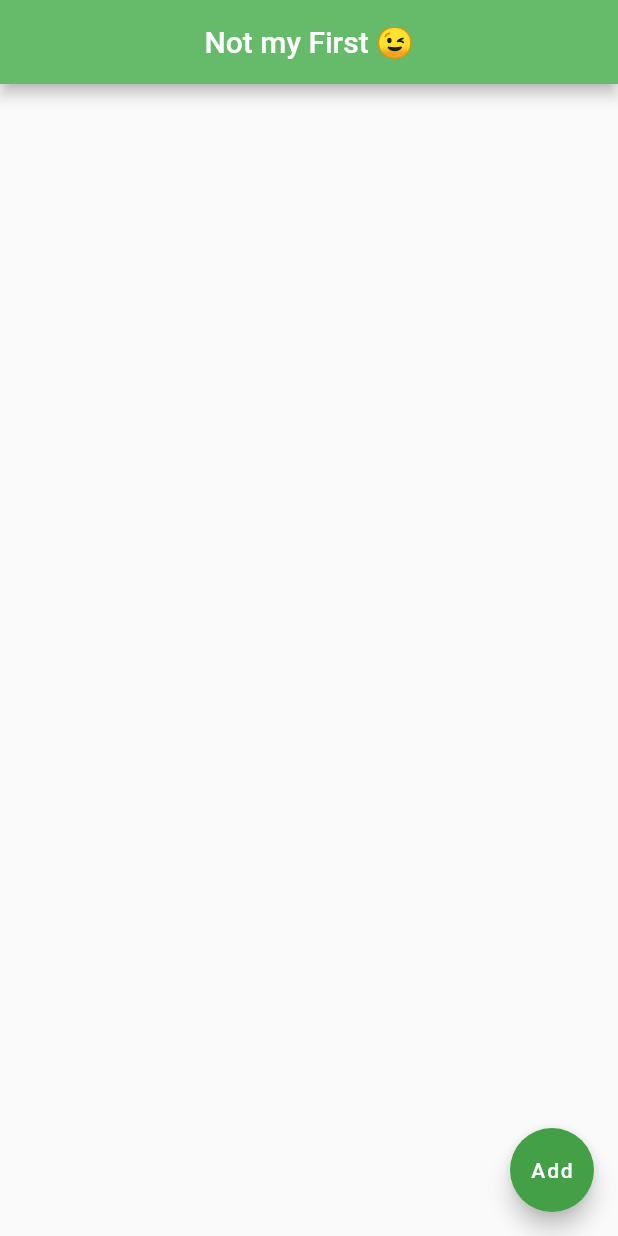
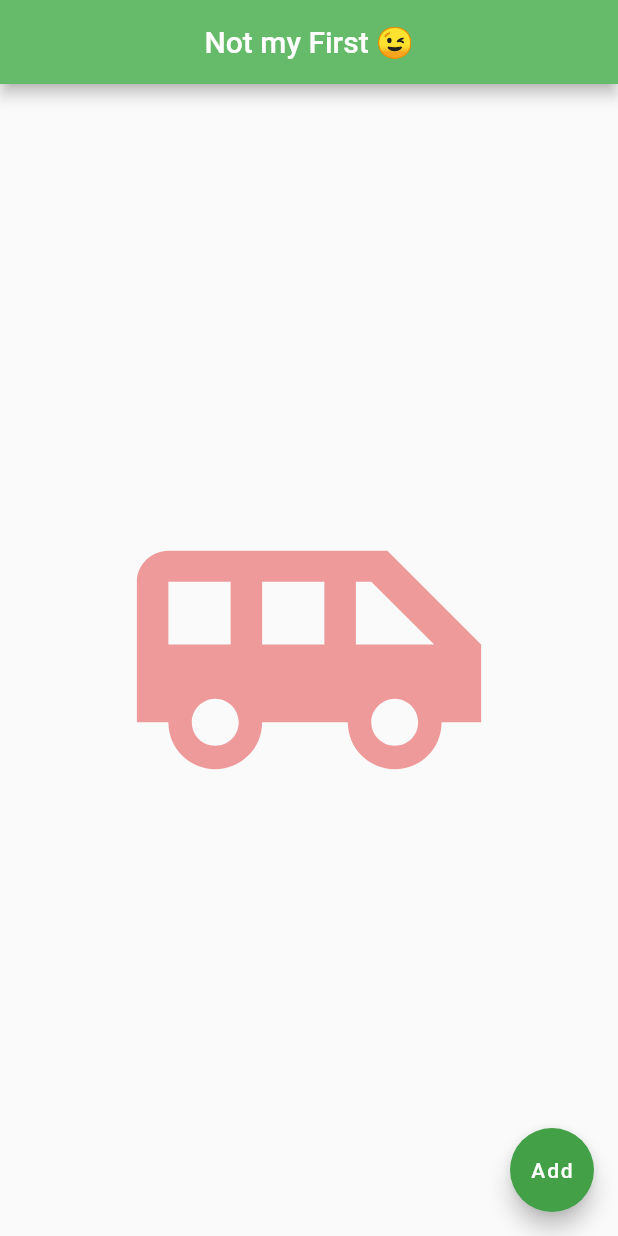
Before and after one commit to Adithya2018/Flutter-Tutorial-for-beginners, a Flutter app: the screen it shows after launch, on a phone screen of 412 x 824 dp. Run offline on Flutter 3.47's test engine with Material 2 defaults, Android fonts, the phone set to English and light mode, and no system bars.

Commit message:
Update main.dart

```diff
--- a/first_app/lib/main.dart
+++ b/first_app/lib/main.dart
@@ -15,7 +15,11 @@ class Home extends StatelessWidget {
       ),
       body: Center(
         // child: Image.network('https://images.unsplash.com/photo-1504893524553-b855bce32c67?ixlib=rb-1.2.1&ixid=MXwxMjA3fDB8MHxwaG90by1wYWdlfHx8fGVufDB8fHw%3D&auto=format&fit=crop&w=334&q=80'),
-
+        child: Icon(
+          Icons.airport_shuttle,
+          color: Colors.red[200],
+          size: 250,
+        ),
       ),
       floatingActionButton: FloatingActionButton(
         onPressed: () {},
```
